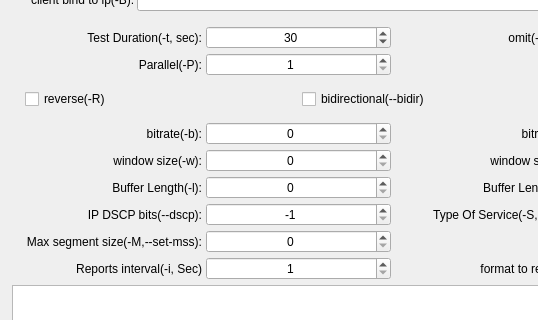
The window that qiperfc/src/dlgiperf.ui (coolshou/qiperf) describes before a commit, drawn with Qt 5; both pictures show x 0 to 538 and y 190 to 510 of the 786 by 781 pixel window.
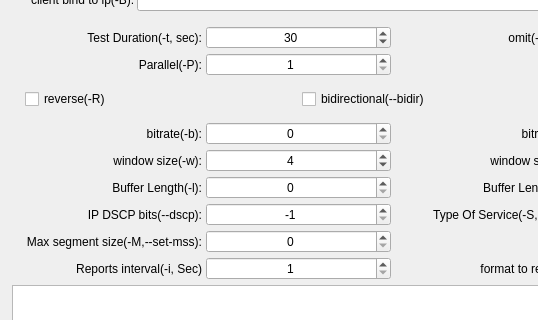
The same window after the commit. Icons and pictures are not drawn.

Commit message:
add parallel limit to 20 (--bidir to 10)
set set send/receive socket buffer sizes default to 4M

```diff
--- a/qiperfc/src/dlgiperf.ui
+++ b/qiperfc/src/dlgiperf.ui
@@ -490,7 +490,7 @@
             <set>Qt::AlignCenter</set>
            </property>
            <property name="value">
-            <number>0</number>
+            <number>4</number>
            </property>
           </widget>
          </item>
```
Left out of the diff: 5 changed lines with no effect on the pictures. The commit also changes 1 other file.
